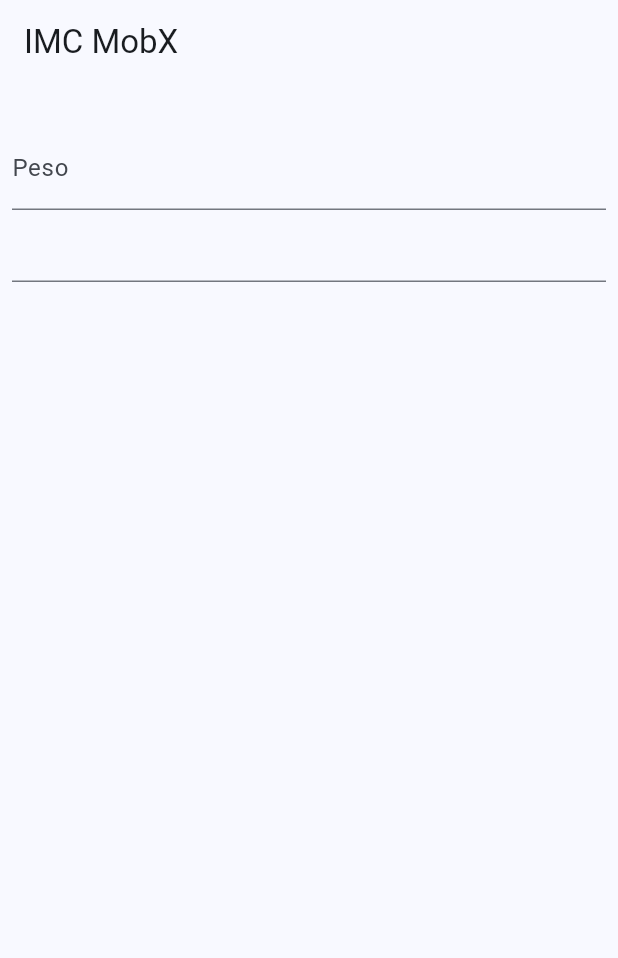
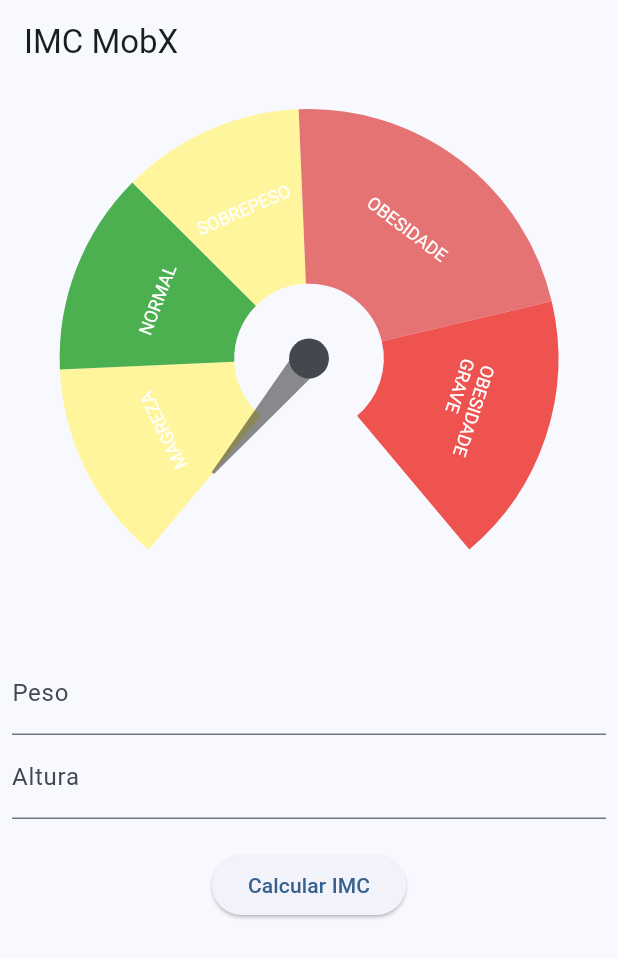
Before and after one commit to dariopmaciel/mobx_imc, a Flutter app: the screen it shows after launch, on a phone screen of 412 x 824 dp. Shown: the top 958 px of the screen. Run offline on Flutter 3.47's test engine with Material 3 defaults, Android fonts, the phone set to English and light mode, and no system bars; drawn by our look-alikes of syncfusion_flutter_gauges; our stand-ins replace currency_text_input_formatter, flutter_mobx, mobx; generated files the repository leaves out were written again.

Commit message:
MobX IMC page ok

```diff
--- a/lib/imc/imc_page.dart
+++ b/lib/imc/imc_page.dart
@@ -1,5 +1,7 @@
 import 'package:currency_text_input_formatter/currency_text_input_formatter.dart';
 import 'package:flutter/material.dart';
+import 'package:intl/intl.dart';
+import 'package:mobx_imc/widgets/imc_gauge.dart';
 
 class ImcPage extends StatefulWidget {
   const ImcPage({super.key});
@@ -26,7 +28,7 @@ class _ImcPageState extends State<ImcPage> {
               padding: const EdgeInsets.all(8),
               child: Column(
                 children: [
-                  // ImcGauge(imc:controller.imc),
+                  ImcGauge(imc: 0),
                   const SizedBox(height: 20),
                   TextFormField(
                     controller: pesoEC,
@@ -41,7 +43,44 @@ class _ImcPageState extends State<ImcPage> {
                       ),
                     ],
                   ),
-                  TextFormField(),
+                  TextFormField(
+                    textAlign: TextAlign.center,
+                    controller: alturaEC,
+                    keyboardType: TextInputType.number,
+                    decoration: const InputDecoration(labelText: "Altura"),
+                    inputFormatters: [
+                      CurrencyTextInputFormatter(
+                        locale:
+                            "pt_BR", //virgula ao invés de ponto nas casa decimal
+                        symbol: "",
+                        decimalDigits: 2, // máximo de 2 casas decimais
+                        turnOffGrouping: false,
+                        //ponto para mil 000.000.000
+                      )
+                    ],
+                    validator: (String? value) {
+                      if (value == null || value.isEmpty) {
+                        return '*OBRIGATORIO';
+                      }
+                      return null;
+                    },
+                  ),
+                  const SizedBox(height: 20),
+                  ElevatedButton(
+                    onPressed: () {
+                      var formValid = formKey.currentState?.validate() ?? false;
+                      if (formValid) {
+                        var formatter = NumberFormat.simpleCurrency(
+                          locale: 'pt_BR',
+                          decimalDigits: 2,
+                        );
+                        // double peso = formatter.parse(pesoEC.text) as double;
+                        // double altura = formatter.parse(alturaEC.text) as double;
+                        // _calIMC(peso: peso, altura: altura);
+                      }
+                    },
+                    child: const Text("Calcular IMC"),
+                  ),
                 ],
               )),
         ),
```
